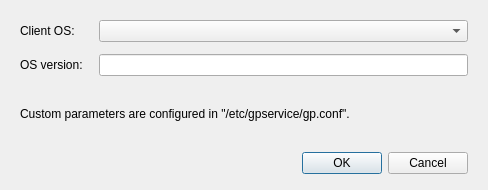
Before: the Qt Designer form GPClient/settingsdialog.ui in rgrosjean/GlobalProtect-openconnect, drawn with Qt 5.
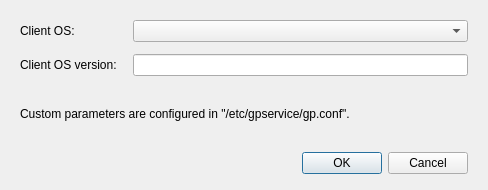
After: the same form once the commit is applied. Icons and pictures are not drawn.

Commit message:
Label the Settings field "Client OS version"
The glossary lists "OS" under Avoid for Client OS; the field holds the
version the client claims, next to the Client OS.

What changed in the file:
```diff
--- a/GPClient/settingsdialog.ui
+++ b/GPClient/settingsdialog.ui
@@ -63,7 +63,7 @@
      <item row="1" column="0">
       <widget class="QLabel" name="osVersionLabel">
        <property name="text">
-        <string>OS version:</string>
+        <string>Client OS version:</string>
        </property>
        <property name="buddy">
         <cstring>osVersionInput</cstring>
```
